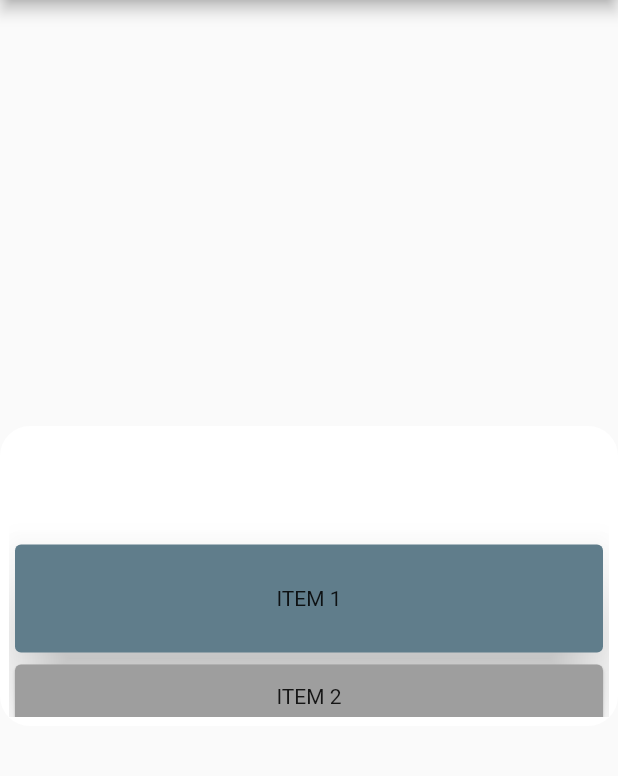
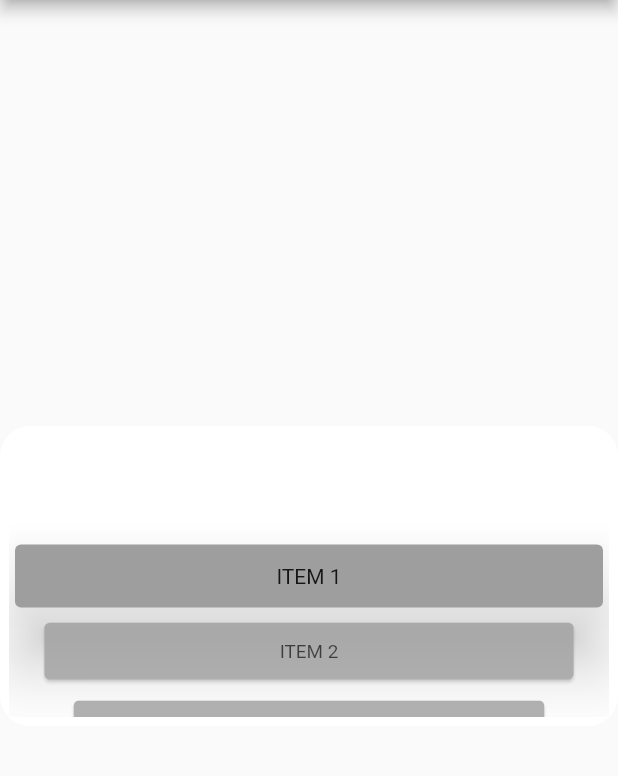
Before and after one commit to TobiasAboh/ScrollListView, a Flutter app: the screen it shows after launch, on a phone screen of 412 x 824 dp, the part 84-860 px from its top. Run offline on Flutter 3.47's test engine with Material 2 defaults, Android fonts, the phone set to English and light mode, and no system bars; drawn by our look-alikes of scroll_snap_list.

Commit message:
Added dynamic size and tap to focus

```diff
--- a/flutter_application_1/lib/my_scroll_component.dart
+++ b/flutter_application_1/lib/my_scroll_component.dart
@@ -6,19 +6,18 @@ class ScrollComponent extends StatefulWidget {
   List<Widget> listItems; // list of widgets
   Color backgroundColor; // background color of the widget
   Color color; // color of non active items
-  Color activeColor; // color of current active item
+  double dynamicItemOpacity; // color of current active item
   double minHeight; // min height for each row
   double maxHeight; // max height for each row
   double height; // hieght of the outer container
-  ScrollComponent({required this.listItems, this.backgroundColor = Colors.white, this.color = Colors.grey, this.activeColor = Colors.blueGrey, this.height = 200,  this.minHeight = 50, required this.maxHeight});
+  ScrollComponent({required this.listItems, this.backgroundColor = Colors.white, this.color = Colors.grey, this.dynamicItemOpacity = 0.8, this.height = 200,  this.minHeight = 50, required this.maxHeight});
 
   @override
   State<ScrollComponent> createState() => _ScrollComponentState();
 }
 
-class _ScrollComponentState extends State<ScrollComponent> {
+class _ScrollComponentState extends State<ScrollComponent> with SingleTickerProviderStateMixin{
   int _focusedIndex = 0;
-
   void _onFocusedItem(int index){
     setState(() {
       _focusedIndex = index;
@@ -29,12 +28,12 @@ class _ScrollComponentState extends State<ScrollComponent> {
   Widget _buildListItems(BuildContext context, int index){
     return Container(
           constraints: BoxConstraints(
-            minHeight: _focusedIndex == index ? this.widget.minHeight + 30 : this.widget.minHeight,
+            minHeight: this.widget.minHeight, //+ 30 : this.widget.minHeight,
             maxHeight: this.widget.maxHeight,
           ),
           child: Card(
             elevation: _focusedIndex == index ? 20 : null,
-            color: _focusedIndex == index ? this.widget.activeColor : this.widget.color,
+            color: this.widget.color,
             child: Center(
               heightFactor: 1,
               child: this.widget.listItems[index],)
@@ -43,6 +42,7 @@ class _ScrollComponentState extends State<ScrollComponent> {
   }
   @override
   Widget build(BuildContext context) {
+
     return Container(
       decoration: BoxDecoration(
         color: this.widget.backgroundColor,
@@ -54,6 +54,10 @@ class _ScrollComponentState extends State<ScrollComponent> {
         padding: EdgeInsets.all(6),
         child: Container(
           child: ScrollSnapList(
+            duration: 200,
+            dynamicItemSize: true,
+            focusOnItemTap: true,
+            dynamicItemOpacity: this.widget.dynamicItemOpacity,
             scrollDirection: Axis.vertical,
             itemSize: this.widget.minHeight,
             itemCount: this.widget.listItems.length,
```
